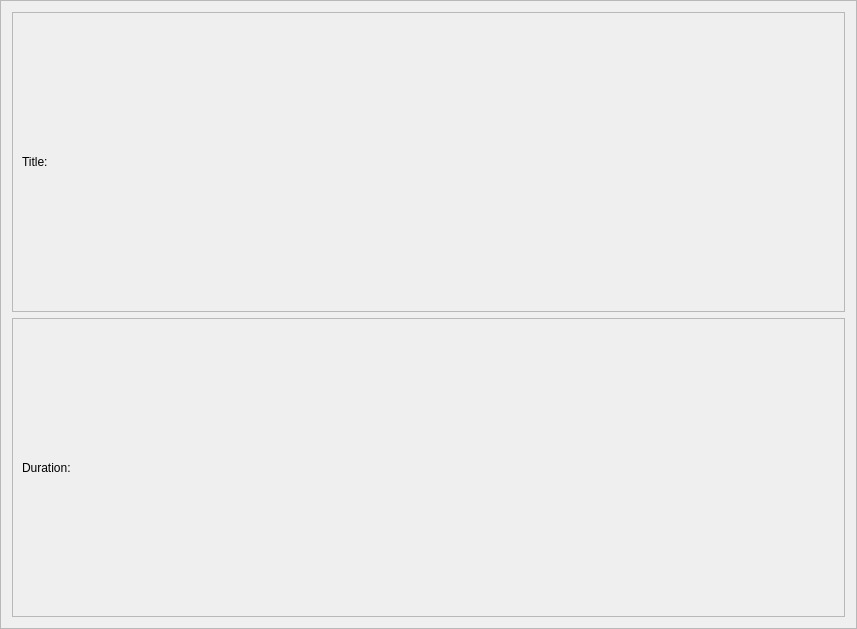
Qt form weboob/applications/qcineoob/ui/movie.ui (laurentb/weboob) before a commit.
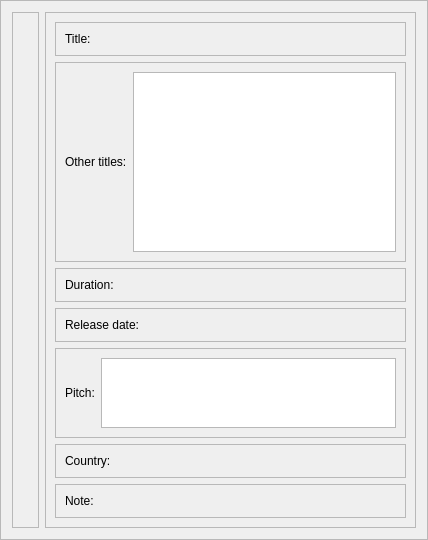
The same form after that commit.

Commit message: [qcineoob] info person and info movie

What changed in the file:
```diff
--- a/weboob/applications/qcineoob/ui/movie.ui
+++ b/weboob/applications/qcineoob/ui/movie.ui
@@ -6,10 +6,22 @@
    <rect>
     <x>0</x>
     <y>0</y>
-    <width>857</width>
-    <height>629</height>
+    <width>428</width>
+    <height>490</height>
    </rect>
   </property>
+  <property name="sizePolicy">
+   <sizepolicy hsizetype="Preferred" vsizetype="Preferred">
+    <horstretch>0</horstretch>
+    <verstretch>0</verstretch>
+   </sizepolicy>
+  </property>
+  <property name="maximumSize">
+   <size>
+    <width>2000</width>
+    <height>600</height>
+   </size>
+  </property>
   <property name="windowTitle">
    <string>Frame</string>
   </property>
@@ -19,25 +31,24 @@
   <property name="frameShadow">
    <enum>QFrame::Raised</enum>
   </property>
-  <layout class="QVBoxLayout" name="verticalLayout">
+  <layout class="QHBoxLayout" name="horizontalLayout_3">
    <item>
-    <widget class="QFrame" name="frame">
+    <widget class="QFrame" name="frame_4">
+     <property name="maximumSize">
+      <size>
+       <width>16777215</width>
+       <height>3000</height>
+      </size>
+     </property>
      <property name="frameShape">
       <enum>QFrame::StyledPanel</enum>
      </property>
      <property name="frameShadow">
       <enum>QFrame::Raised</enum>
      </property>
-     <layout class="QHBoxLayout" name="horizontalLayout">
+     <layout class="QHBoxLayout" name="horizontalLayout_4">
       <item>
-       <widget class="QLabel" name="label">
-        <property name="text">
-         <string>Title:</string>
-        </property>
-       </widget>
-      </item>
-      <item>
-       <widget class="QLabel" name="titleLabel">
+       <widget class="QLabel" name="imageLabel">
         <property name="text">
          <string/>
         </property>
@@ -47,26 +58,246 @@
     </widget>
    </item>
    <item>
-    <widget class="QFrame" name="frame_2">
+    <widget class="QFrame" name="frame_3">
+     <property name="maximumSize">
+      <size>
+       <width>16777215</width>
+       <height>600</height>
+      </size>
+     </property>
      <property name="frameShape">
       <enum>QFrame::StyledPanel</enum>
      </property>
      <property name="frameShadow">
       <enum>QFrame::Raised</enum>
      </property>
-     <layout class="QHBoxLayout" name="horizontalLayout_2">
+     <layout class="QVBoxLayout" name="verticalLayout">
       <item>
-       <widget class="QLabel" name="label_3">
-        <property name="text">
-         <string>Duration:</string>
+       <widget class="QFrame" name="frame_9">
+        <property name="maximumSize">
+         <size>
+          <width>16777215</width>
+          <height>35</height>
+         </size>
         </property>
+        <property name="frameShape">
+         <enum>QFrame::StyledPanel</enum>
+        </property>
+        <property name="frameShadow">
+         <enum>QFrame::Raised</enum>
+        </property>
+        <layout class="QHBoxLayout" name="horizontalLayout_9">
+         <item>
+          <widget class="QLabel" name="label_7">
+           <property name="text">
+            <string>Title:</string>
+           </property>
+          </widget>
+         </item>
+         <item>
+          <widget class="QLabel" name="titleLabel">
+           <property name="text">
+            <string/>
+           </property>
+          </widget>
+         </item>
+        </layout>
        </widget>
       </item>
       <item>
-       <widget class="QLabel" name="durationLabel">
-        <property name="text">
-         <string/>
+       <widget class="QFrame" name="frame_8">
+        <property name="sizePolicy">
+         <sizepolicy hsizetype="Minimum" vsizetype="Minimum">
+          <horstretch>0</horstretch>
+          <verstretch>0</verstretch>
+         </sizepolicy>
         </property>
+        <property name="maximumSize">
+         <size>
+          <width>16777215</width>
+          <height>200</height>
+         </size>
+        </property>
+        <property name="frameShape">
+         <enum>QFrame::StyledPanel</enum>
+        </property>
+        <property name="frameShadow">
+         <enum>QFrame::Raised</enum>
+        </property>
+        <layout class="QHBoxLayout" name="horizontalLayout_8">
+         <item>
+          <widget class="QLabel" name="label_6">
+           <property name="maximumSize">
+            <size>
+             <width>100</width>
+             <height>16777215</height>
+            </size>
+           </property>
+           <property name="text">
+            <string>Other titles:</string>
+           </property>
+          </widget>
+         </item>
+         <item>
+          <widget class="QPlainTextEdit" name="otherTitlesPlain"/>
+         </item>
+        </layout>
+       </widget>
+      </item>
+      <item>
+       <widget class="QFrame" name="frame_2">
+        <property name="maximumSize">
+         <size>
+          <width>16777215</width>
+          <height>35</height>
+         </size>
+        </property>
+        <property name="frameShape">
+         <enum>QFrame::StyledPanel</enum>
+        </property>
+        <property name="frameShadow">
+         <enum>QFrame::Raised</enum>
+        </property>
+        <layout class="QHBoxLayout" name="horizontalLayout_2">
+         <item>
+          <widget class="QLabel" name="label_3">
+           <property name="text">
+            <string>Duration:</string>
+           </property>
+          </widget>
+         </item>
+         <item>
+          <widget class="QLabel" name="durationLabel">
+           <property name="text">
+            <string/>
+           </property>
+          </widget>
+         </item>
+        </layout>
+       </widget>
+      </item>
+      <item>
+       <widget class="QFrame" name="frame_6">
+        <property name="maximumSize">
+         <size>
+          <width>16777215</width>
+          <height>35</height>
+         </size>
+        </property>
+        <property name="frameShape">
+         <enum>QFrame::StyledPanel</enum>
+        </property>
+        <property name="frameShadow">
+         <enum>QFrame::Raised</enum>
+        </property>
+        <layout class="QHBoxLayout" name="horizontalLayout_6">
+         <item>
+          <widget class="QLabel" name="label_4">
+           <property name="text">
+            <string>Release date:</string>
+           </property>
+          </widget>
+         </item>
+         <item>
+          <widget class="QLabel" name="releaseDateLabel">
+           <property name="text">
+            <string/>
+           </property>
+          </widget>
+         </item>
+        </layout>
+       </widget>
+      </item>
+      <item>
+       <widget class="QFrame" name="frame_5">
+        <property name="maximumSize">
+         <size>
+          <width>16777215</width>
+          <height>200</height>
+         </size>
+        </property>
+        <property name="frameShape">
+         <enum>QFrame::StyledPanel</enum>
+        </property>
+        <property name="frameShadow">
+         <enum>QFrame::Raised</enum>
+        </property>
+        <layout class="QHBoxLayout" name="horizontalLayout_5">
+         <item>
+          <widget class="QLabel" name="label_2">
+           <property name="text">
+            <string>Pitch:</string>
+           </property>
+          </widget>
+         </item>
+         <item>
+          <widget class="QTextEdit" name="pitchPlain"/>
+         </item>
+        </layout>
+       </widget>
+      </item>
+      <item>
+       <widget class="QFrame" name="frame_7">
+        <property name="maximumSize">
+         <size>
+          <width>16777215</width>
+          <height>35</height>
+         </size>
+        </property>
+        <property name="frameShape">
+         <enum>QFrame::StyledPanel</enum>
+        </property>
+        <property name="frameShadow">
+         <enum>QFrame::Raised</enum>
+        </property>
+        <layout class="QHBoxLayout" name="horizontalLayout_7">
+         <item>
+          <widget class="QLabel" name="label_5">
+           <property name="text">
+            <string>Country:</string>
+           </property>
+          </widget>
+         </item>
+         <item>
+          <widget class="QLabel" name="countryLabel">
+           <property name="text">
+            <string/>
+           </property>
+          </widget>
+         </item>
+        </layout>
+       </widget>
+      </item>
+      <item>
+       <widget class="QFrame" name="frame">
+        <property name="maximumSize">
+         <size>
+          <width>16777215</width>
+          <height>35</height>
+         </size>
+        </property>
+        <property name="frameShape">
+         <enum>QFrame::StyledPanel</enum>
+        </property>
+        <property name="frameShadow">
+         <enum>QFrame::Raised</enum>
+        </property>
+        <layout class="QHBoxLayout" name="horizontalLayout">
+         <item>
+          <widget class="QLabel" name="label">
+           <property name="text">
+            <string>Note:</string>
+           </property>
+          </widget>
+         </item>
+         <item>
+          <widget class="QLabel" name="noteLabel">
+           <property name="text">
+            <string/>
+           </property>
+          </widget>
+         </item>
+        </layout>
        </widget>
       </item>
      </layout>
```
The commit also changes 5 other files.
